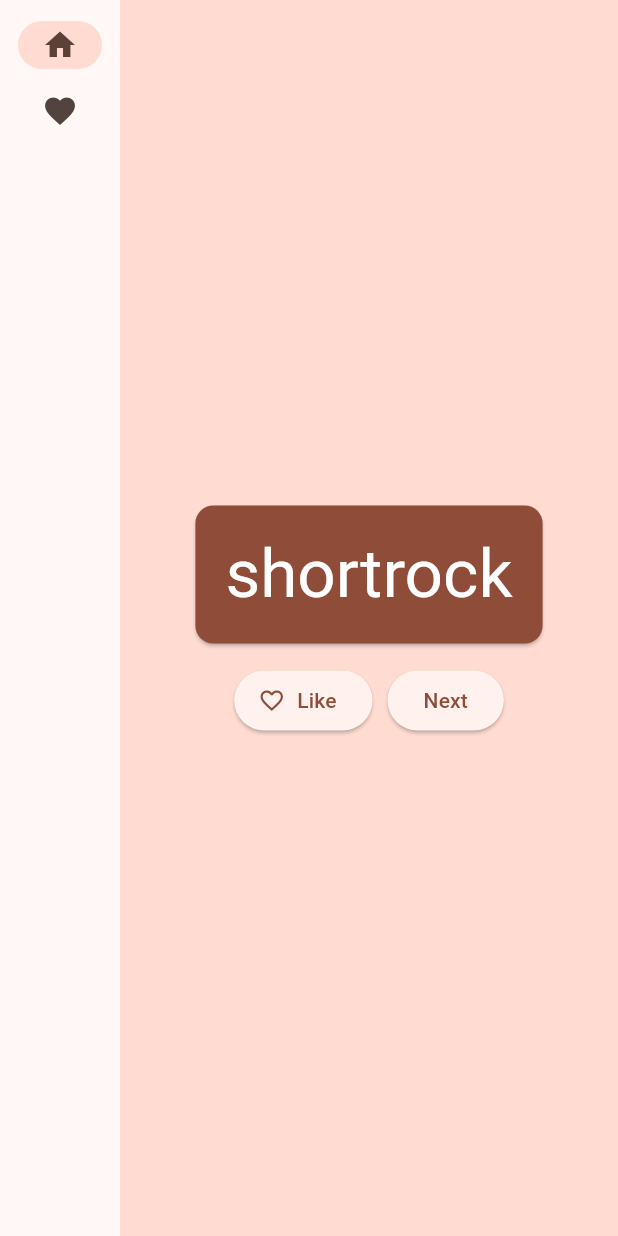
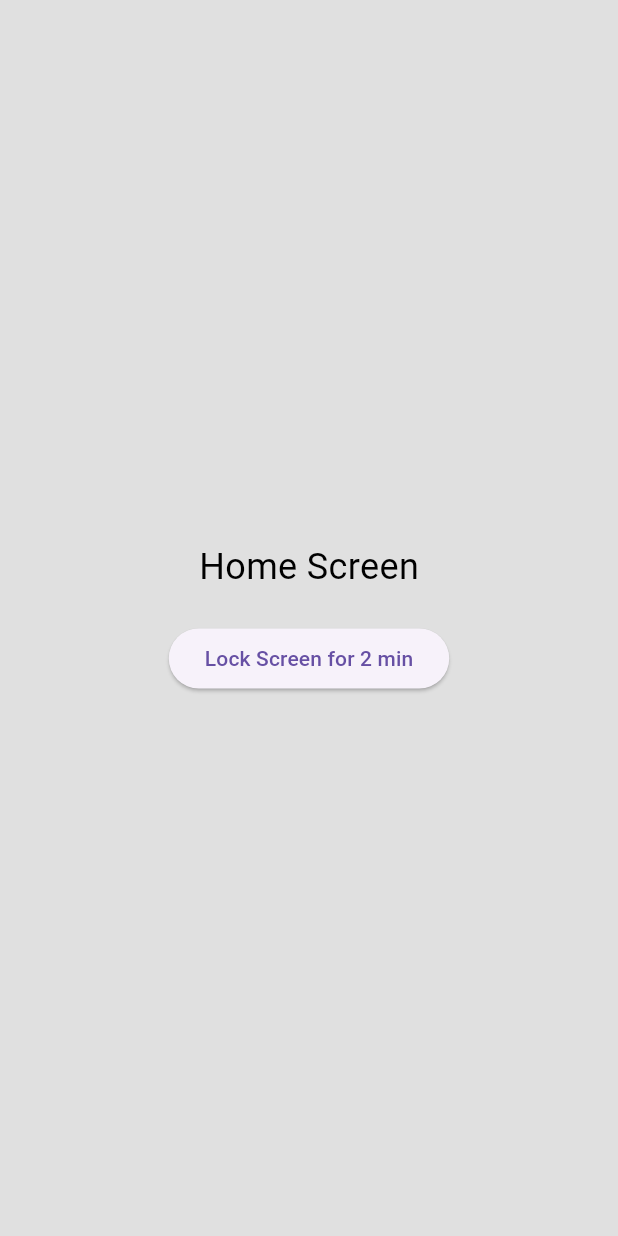
Before and after one commit to roy328/simple-screen-lock-app, a Flutter app: the screen it shows after launch, on a phone screen of 412 x 824 dp. Run offline on Flutter 3.47's test engine with Material 3 defaults, Android fonts, the phone set to English and light mode, and no system bars.

Commit message:
Create simple lock function

```diff
--- a/lib/main.dart
+++ b/lib/main.dart
@@ -1,208 +1,173 @@
-import 'package:english_words/english_words.dart';
+import 'dart:async';
 import 'package:flutter/material.dart';
-import 'package:provider/provider.dart';
 
 void main() {
   runApp(MyApp());
 }
 
 class MyApp extends StatelessWidget {
-  const MyApp({super.key});
+  @override
+  Widget build(BuildContext context) {
+    return MaterialApp(
+      title: 'Lock Screen Demo',
+      theme: ThemeData(
+        primarySwatch: Colors.blue,
+      ),
+      home: HomeScreen(),
+    );
+  }
+}
+
+class HomeScreen extends StatefulWidget {
+  @override
+  _HomeScreenState createState() => _HomeScreenState();
+}
+
+class _HomeScreenState extends State<HomeScreen> {
+  bool _isLocked = false;
+  Timer? _timer;
+
+  // Set default lock duration
+  final int _lockDuration = 120;
+
+  String getDurationString(int seconds) {
+    int minutes = seconds ~/ 60;
+    return '$minutes min';
+  }
+
+  void _lockScreen() {
+    setState(() {
+      _isLocked = true;
+    });
+    // Unlock after the specified duration
+    _timer = Timer(Duration(seconds: _lockDuration), _unlockScreen);
+  }
+
+  void _unlockScreen() {
+    setState(() {
+      _isLocked = false;
+    });
+  }
+
+  @override
+  void dispose() {
+    _timer?.cancel();
+    super.dispose();
+  }
 
   @override
   Widget build(BuildContext context) {
-    return ChangeNotifierProvider(
-      create: (context) => MyAppState(),
-      child: MaterialApp(
-        title: 'Lock screen',
-        theme: ThemeData(
-          useMaterial3: true,
-          colorScheme: ColorScheme.fromSeed(seedColor: Colors.deepOrange),
+    return Scaffold(
+      body: Container(
+        color: Colors.grey[300], // Smooth gray background
+        child: Center(
+          child: _isLocked
+              ? LockScreen(onUnlock: _unlockScreen, lockDuration: _lockDuration)
+              : Column(
+                  mainAxisAlignment: MainAxisAlignment.center,
+                  children: <Widget>[
+                    Text('Home Screen', style: TextStyle(fontSize: 24, color: Colors.black)),
+                    SizedBox(height: 20),
+                    ElevatedButton(
+                      onPressed: _lockScreen,
+                      child: Text('Lock Screen for ${getDurationString(_lockDuration)}'),
                     ),
-        home: MyHomePage(),
+                  ],
+                ),
+        ),
       ),
     );
   }
 }
 
-class MyAppState extends ChangeNotifier {
-  var current = WordPair.random();
+class LockScreen extends StatelessWidget {
+  final VoidCallback onUnlock;
+  final int lockDuration;
 
-  void getNext() {
-    current = WordPair.random();
-    notifyListeners();
-  }
-
-  var favorites = <WordPair>[];
-
-  void toggleFavorite() {
-    if (favorites.contains(current)) {
-      favorites.remove(current);
-    } else {
-      favorites.add(current);
-    }
-    notifyListeners();
-  }
-}
-
-class MyHomePage extends StatefulWidget {
-  @override
-  State<MyHomePage> createState() => _MyHomePageState();
-}
-
-class _MyHomePageState extends State<MyHomePage> {
-  var selectedIndex = 0;
+  LockScreen({required this.onUnlock, required this.lockDuration});
 
   @override
   Widget build(BuildContext context) {
-    Widget page;
-    switch (selectedIndex) {
-      case 0:
-        page = GeneratorPage();
-        break;
-      case 1:
-        page = FavoritesPage();
-        break;
-      default:
-        throw UnimplementedError('no widget for $selectedIndex');
-    }
-
-    return LayoutBuilder(
-      builder: (context, constraints) {
     return Scaffold(
-          body: Row(
-            children: [
-              SafeArea(
-                child: NavigationRail(
-                  extended: constraints.maxWidth >= 600,
-                  destinations: [
-                    NavigationRailDestination(
-                      icon: Icon(Icons.home),
-                      label: Text('Home'),
-                    ),
-                    NavigationRailDestination(
-                      icon: Icon(Icons.favorite),
-                      label: Text('Favorites'),
-                    ),
-                  ],
-                  selectedIndex: selectedIndex,
-                  onDestinationSelected: (value) {
-                    setState(() {
-                      selectedIndex = value;
-                    });
-                  },
-                ),
-              ),
-              Expanded(
-                child: Container(
-                  color: Theme.of(context).colorScheme.primaryContainer,
-                  child: page,
-                ),
-              ),
-            ],
-          ),
-        );
-      }
-    );
-  }
-}
-
-class GeneratorPage extends StatelessWidget {
-  @override
-  Widget build(BuildContext context) {
-    var appState = context.watch<MyAppState>();
-    var pair = appState.current;
-
-    IconData icon;
-    if (appState.favorites.contains(pair)) {
-      icon = Icons.favorite;
-    } else {
-      icon = Icons.favorite_border;
-    }
-
-    return Center(
+      backgroundColor: Colors.black54,
+      body: Center(
         child: Column(
           mainAxisAlignment: MainAxisAlignment.center,
           children: [
-          BigCard(pair: pair),
-          SizedBox(height: 10),
-          Row(
-            mainAxisSize: MainAxisSize.min,
-            children: [
-              ElevatedButton.icon(
+            ElevatedButton(
+              style: ElevatedButton.styleFrom(
+                backgroundColor: Colors.red,
+                padding: EdgeInsets.symmetric(horizontal: 30, vertical: 20),
+                shape: RoundedRectangleBorder(borderRadius: BorderRadius.circular(23)),
+              ),
               onPressed: () {
-                  appState.toggleFavorite();
+                // Add any action if needed when the Locked button is pressed
               },
-                icon: Icon(icon),
-                label: Text('Like'),
+              child: Text(
+                'Locked',
+                style: TextStyle(color: Colors.white, fontSize: 24),
               ),
-              SizedBox(width: 10),
-              ElevatedButton(
-                onPressed: () {
-                  appState.getNext();
-                },
-                child: Text('Next'),
             ),
+            SizedBox(height: 20), // Space between button and time display
+            Text(
+              'Time Remaining:',
+              style: TextStyle(fontSize: 18, fontWeight: FontWeight.bold, color: Colors.white),
+            ),
+            SizedBox(height: 5),
+            CountDownTimerDisplay(duration: lockDuration, onUnlock: onUnlock),
           ],
         ),
-        ],
       ),
     );
   }
 }
 
-class FavoritesPage extends StatelessWidget {
+// Countdown Dialog Widget
+class CountDownTimerDisplay extends StatefulWidget {
+  final int duration;
+  final VoidCallback onUnlock;
+
+  CountDownTimerDisplay({required this.duration, required this.onUnlock});
+
+  @override
+  _CountDownTimerDisplayState createState() => _CountDownTimerDisplayState();
+}
+
+class _CountDownTimerDisplayState extends State<CountDownTimerDisplay> {
+  late int _remainingTime;
+  late Timer _timer;
+
+  @override
+  void initState() {
+    super.initState();
+    _remainingTime = widget.duration;
+    _startCountdown();
+  }
+
+  void _startCountdown() {
+    _timer = Timer.periodic(Duration(seconds: 1), (timer) {
+      if (_remainingTime > 0) {
+        setState(() {
+          _remainingTime--;
+        });
+      } else {
+        _timer.cancel();
+        widget.onUnlock(); // Unlock after waiting
+      }
+    });
+  }
+
+  @override
+  void dispose() {
+    _timer.cancel();
+    super.dispose();
+  }
+
   @override
   Widget build(BuildContext context) {
-    var appState = context.watch<MyAppState>();
-
-    if (appState.favorites.isEmpty) {
-      return Center(
-        child: Text('No favorites yet.'),
-      );
-    }
-
-    return ListView(
-      children: [
-        Padding(
-          padding: const EdgeInsets.all(20),
-          child: Text('You have '
-              '${appState.favorites.length} favorites:'),
-        ),
-        for (var pair in appState.favorites)
-          ListTile(
-            leading: Icon(Icons.favorite),
-            title: Text(pair.asLowerCase),
-          ),
-      ],
+    return Text(
+      '${(_remainingTime ~/ 60).toString().padLeft(2, '0')}:${(_remainingTime % 60).toString().padLeft(2, '0')}',
+      style: TextStyle(fontSize: 48, color: Colors.redAccent, fontWeight: FontWeight.bold),
     );
   }
 }
-
-class BigCard extends StatelessWidget {
-  const BigCard({
-    super.key,
-    required this.pair,
-  });
-
-  final WordPair pair;
-
-  @override
-  Widget build(BuildContext context) {
-    final theme = Theme.of(context);
-    final style = theme.textTheme.displayMedium!.copyWith(
-      color: theme.colorScheme.onPrimary,
-    );
-    return Card(
-      color: theme.colorScheme.primary,
-      child: Padding(
-        padding: const EdgeInsets.all(20),
-        child: Text(
-          pair.asLowerCase,
-          style: style,
-          semanticsLabel: "${pair.first} ${pair.second}",
-        ),
-      ),
-    );
-  }
-}
```
Lines whose indentation alone changed are shown as unchanged.
